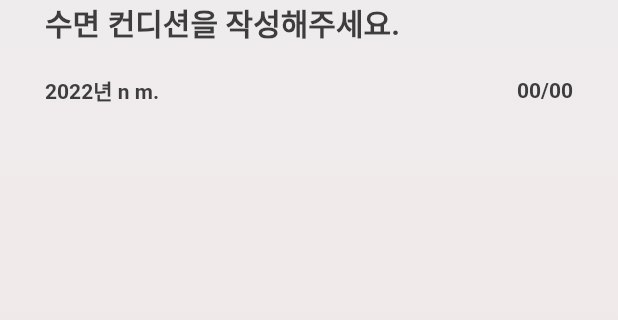
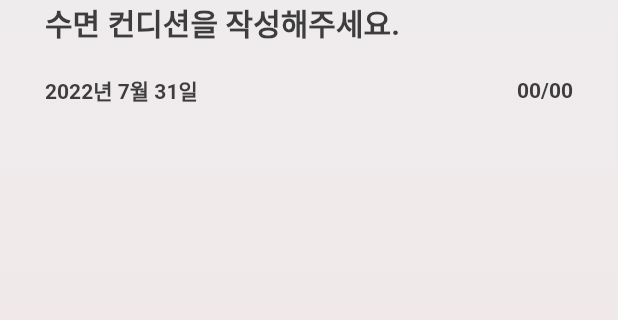
Before and after one commit to jinchaeyeon/SleepAid_mobile, a Flutter app: the ConditionReviewPage screen opened by its route, after a tap on "작성완료", on a phone screen of 412 x 824 dp, the part 210-530 px from its top. Run offline on Flutter 3.47's test engine with Material 2 defaults, Android fonts, the phone set to English and light mode, and no system bars; our stand-ins replace another_xlider, flutter_phoenix, fluttertoast, internet_connection_checker, logger, package_info_plus and 3 more; missing offline and left inert: app_settings, flutter_ble_lib_ios_15, flutter_naver_login, headset_connection_event, surround_sound; network calls fail.

Commit message:
수면 컨디션 추가 시 갱신처리

```diff
--- a/lib/data/network/sleep_analysis_response.dart
+++ b/lib/data/network/sleep_analysis_response.dart
@@ -59,4 +59,8 @@ class SleepAnalysisResponse extends BaseResponse{
     }
     return itemList;
   }
+
+  double getSleepAnalisysPercent(int i) {
+    return 0;
+  }
 }
--- a/lib/page/condition_review_page.dart
+++ b/lib/page/condition_review_page.dart
@@ -1,14 +1,15 @@
 import 'dart:math';
-
 import 'package:another_xlider/another_xlider.dart';
 import 'package:flutter/material.dart';
 import 'package:flutter/src/widgets/framework.dart';
 import 'package:intl/intl.dart';
+import 'package:provider/src/provider.dart';
 import 'package:sleepaid/data/local/app_dao.dart';
 import 'package:sleepaid/data/network/sleep_analysis_response.dart';
 import 'package:sleepaid/data/network/sleep_condition_parameter_response.dart';
 import 'package:sleepaid/data/network/sleep_condition_response.dart';
 import 'package:sleepaid/network/sleeping_analytics_service.dart';
+import 'package:sleepaid/provider/data_provider.dart';
 import 'package:sleepaid/util/app_colors.dart';
 import 'package:sleepaid/util/functions.dart';
 import 'package:sleepaid/util/statics.dart';
@@ -32,6 +33,10 @@ class ConditionReviewState extends State<ConditionReviewPage>
   List<int> requiredIndexes = []; /// 필수 항목 인덱스
   Set<int> updatedIndexes = {}; /// 수정(값이 유저로부터 받아져 온 인덱스)
 
+  Map<String, dynamic>? args;
+
+  SleepAnalysisResponse? data;
+
   @override
   void initState() {
     parameters.addAll(List.from(AppDAO.baseData.sleepConditionParameters));
@@ -51,13 +56,17 @@ class ConditionReviewState extends State<ConditionReviewPage>
             answerType: parameter.answerType,
             question: parameter.question, isFixed: true, answerBool: null));
       }
-
     }
     super.initState();
   }
 
   @override
   Widget build(BuildContext context) {
+    if(args == null){
+      args = ModalRoute.of(context)!.settings.arguments as Map<String, dynamic>?;
+      data = args?["data"];
+    }
+
     return Scaffold(
         appBar: appBar(context, ''),
         extendBody: true,
@@ -88,7 +97,7 @@ class ConditionReviewState extends State<ConditionReviewPage>
                         child: Row(
                           mainAxisAlignment: MainAxisAlignment.spaceBetween,
                           children: [
-                            Text("2022년 n m.", style: TextStyle(fontSize: 14, fontWeight: FontWeight.w600),),
+                            Text(getDateString(), style: TextStyle(fontSize: 14, fontWeight: FontWeight.w600),),
                             Text("${updatedIndexes.length.toString().padLeft(2, '0')}/${items.length.toString().padLeft(2, '0')}", style: TextStyle(fontSize: 14, fontWeight: FontWeight.w600),),
                           ],
                         )
@@ -279,29 +288,50 @@ class ConditionReviewState extends State<ConditionReviewPage>
   /// 수면 컨디션 데이터를 서버에 전송한다
   sendConditionData() async{
     var rand = Random();
+    int arRandVal = rand.nextInt(25);
+    int ldRandVal = rand.nextInt(25);
     List<Map<String, dynamic>> list = [];
     updatedIndexes.toList().forEach((index) {
       list.add(items[index].toSendDataJson());
     });
-    var yesterday = DateTime.now().subtract(Duration(days:1));
     await PostSleepConditionService(
       id: 0,
-      date: DateFormat('yyyy-MM-dd').format(yesterday),
-      awake: rand.nextInt(9),
-      rem: rand.nextInt(9),
-      light: rand.nextInt(9),
-      deep: rand.nextInt(9),
-      quality: rand.nextInt(9),
+      date: getDateStringForAPI(),
+      /// todo 임의값 부여
+      awake: 25+arRandVal,
+      rem: 25-arRandVal,
+      light: 25+ldRandVal,
+      deep: 25-ldRandVal,
+      quality: rand.nextInt(99),
       itemSet:list
-    ).start().then((result){
+    ).start().then((result) async {
       if(result is SleepAnalysisResponse){
-        print("result: ${result.toJson()}");
         AppDAO.baseData.sleepConditionAnalysis = result;
         AppDAO.setLastSleepCondition(result.date, result.id,);
-      Navigator.pop(context);
+        await context.read<DataProvider>().getSleepAnalysisList();
+        Navigator.pop(context, result);
       }else{
         showToast("잠시 후 다시 시도해주세요.");
       }
     });
   }
+
+  String getDateString() {
+    if(data == null){
+      DateTime yesterday = DateTime.now().subtract(const Duration(days: 1));
+      return "${yesterday.year}년 ${yesterday.month}월 ${yesterday.day}일";
+    }else{
+      List<String> split = data!.date.split("-");
+      return "${split[0]}년 ${split[1]}월 ${split[2]}일";
+    }
+  }
+
+  String getDateStringForAPI() {
+    if(data == null){
+      DateTime yesterday = DateTime.now().subtract(const Duration(days: 1));
+      return DateFormat('yyyy-MM-dd').format(yesterday);
+    }else{
+      return data!.date;
+    }
+  }
 }
--- a/lib/page/home_page.dart
+++ b/lib/page/home_page.dart
@@ -467,7 +467,7 @@ class HomeState extends State<HomePage>
   Future _action(String actionType) async {
     if(actionType == Routes.conditionReview){
       await checkParameters();
-      Navigator.pushNamed(context, Routes.conditionReview);
+      await Navigator.pushNamed(context, Routes.conditionReview);
     }
   }
 
--- a/lib/provider/data_provider.dart
+++ b/lib/provider/data_provider.dart
@@ -23,6 +23,8 @@ class DataProvider with ChangeNotifier{
   SleepConditionItemListResponse? sleepConditionItemResponse;
   /// 비트 출력시 true
   bool isPlayingBeat = false;
+
+  var sleepAnalysisMap;
 
   void setLoading(bool showLoading) {
     isLoading = showLoading;
@@ -124,12 +126,14 @@ class DataProvider with ChangeNotifier{
     }
   }
 
-  Future<Map<String, SleepAnalysisResponse>> getSleepAnalysisList(DateTime created) async{
+  Future<Map<String, SleepAnalysisResponse>> getSleepAnalysisList() async{
     Map<String, SleepAnalysisResponse> map = {};
     await GetSleepConditionsService().start().then((result){
       if(result is List<SleepAnalysisResponse>){
         for (var response in result) {
           map[response.date] = response;
+          sleepAnalysisMap = map;
+          notifyListeners();
         }
       }
     });
```
Also changed, not shown: lib/data/local/app_dao.dart (+4 -3 lines), lib/page/calendar/calendar_detail_sub_page.dart (+44 -12 lines), lib/page/calendar/calendar_page.dart (+2 -5 lines).
